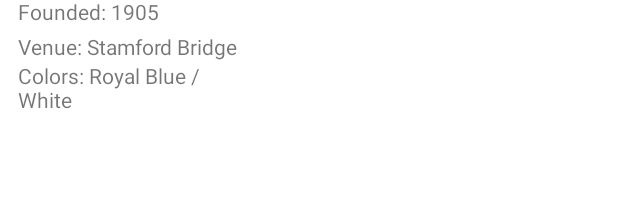
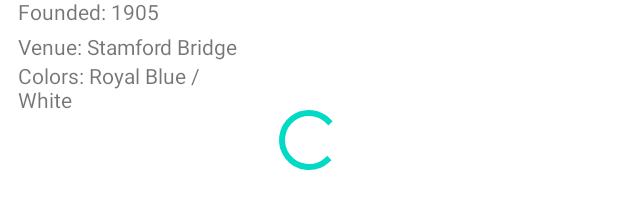
Before and after one commit to Valkaryne/FootballTeamsApp, an Android app: the layout fragment_team_details.xml on its own in the app's theme, with its tools: preview values and no code run, on a phone screen of 412 x 824 dp. Shown: the part 478-687 px from the top of the screen. Run offline under Robolectric (Android 15) with nearby library versions, the phone set to English and light mode, and no system bars.

Commit message:
Added progress bar for loading state

```diff
--- a/app/src/main/res/layout/fragment_team_details.xml
+++ b/app/src/main/res/layout/fragment_team_details.xml
@@ -118,4 +118,14 @@
         app:layout_constraintTop_toBottomOf="@id/team_details_players"
         tools:listitem="@layout/item_team_player" />
 
+    <ProgressBar
+        android:id="@+id/progress_bar"
+        android:layout_width="match_parent"
+        android:layout_height="wrap_content"
+        android:layout_gravity="center"
+        app:layout_constraintBottom_toBottomOf="parent"
+        app:layout_constraintEnd_toEndOf="parent"
+        app:layout_constraintStart_toStartOf="parent"
+        app:layout_constraintTop_toTopOf="parent" />
+
 </androidx.constraintlayout.widget.ConstraintLayout>
```
Also changed, not shown: app/src/main/java/com/epam/valkaryne/footballteamsapp/view/TeamDetailsFragment.kt (+8 -7 lines), app/src/main/java/com/epam/valkaryne/footballteamsapp/view/TeamStatsListFragment.kt (+10 -8 lines), app/src/main/res/layout/fragment_team_stats_list.xml (+10 -0 lines).
